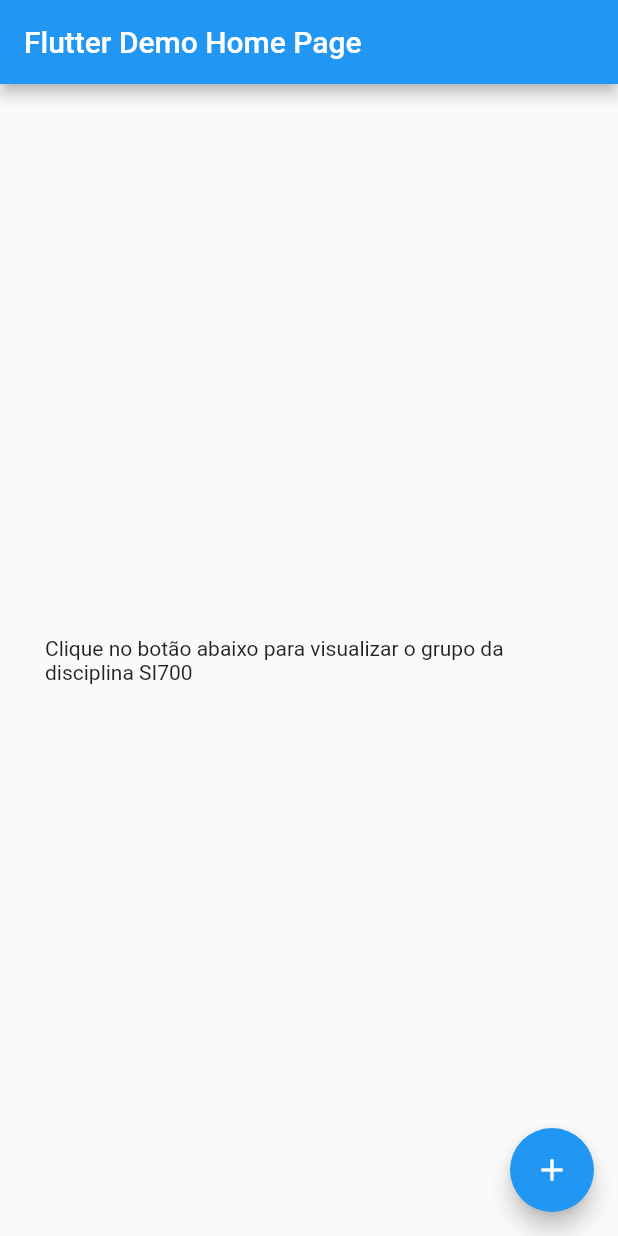
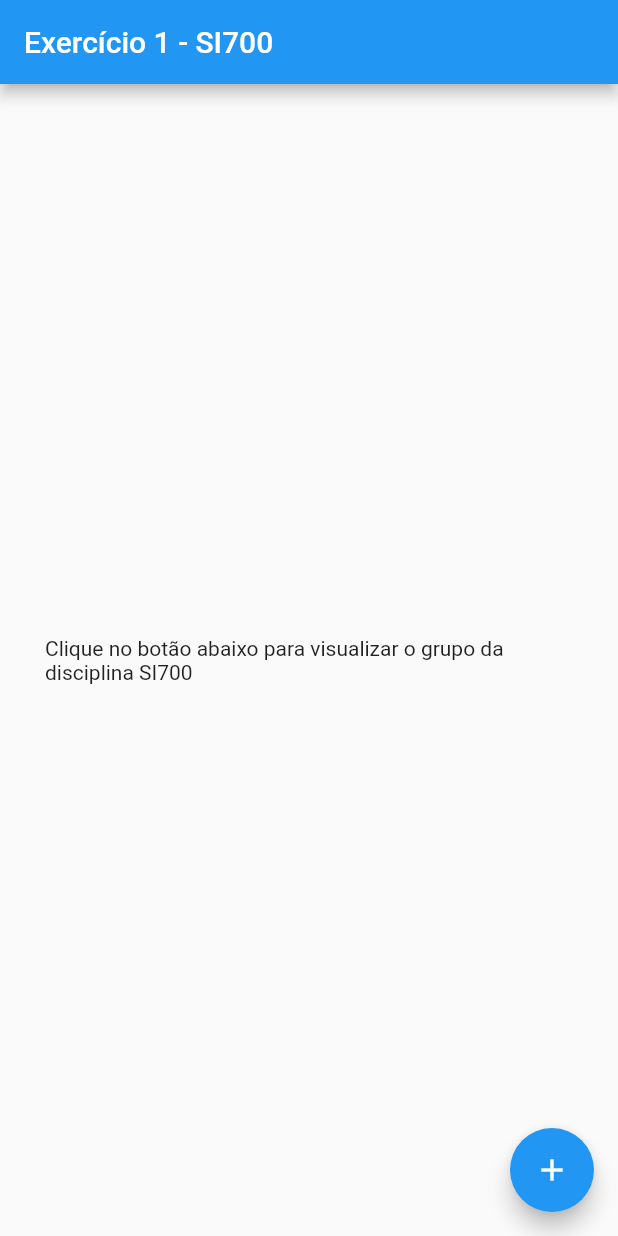
Before and after one commit to danielorp/si700-unicamp, a Flutter app: the screen it shows after launch, on a phone screen of 412 x 824 dp. Run offline on Flutter 3.47's test engine with Material 2 defaults, Android fonts, the phone set to English and light mode, and no system bars.

Commit message:
generalização de título do app

```diff
--- a/lib/main.dart
+++ b/lib/main.dart
@@ -17,7 +17,7 @@ class MyApp extends StatelessWidget {
       ),
       home: MyHomePage(
           title:
-              'Flutter Demo Home Page'), // Geralmente coloca-se um Scaffold nesse lugar, será a tela primeira que aparecerá
+              UPPER_TITLE), // Geralmente coloca-se um Scaffold nesse lugar, será a tela primeira que aparecerá
     );
   }
 }
@@ -41,8 +41,6 @@ class MyHomePage extends StatefulWidget {
 }
 
 class _MyHomePageState extends State<MyHomePage> {
-  String _initial_msg = "";
-
   void _incrementCounter() {
     setState(() {
       // This call to setState tells the Flutter framework that something has
--- a/lib/mainWidget.dart
+++ b/lib/mainWidget.dart
@@ -5,6 +5,8 @@ import 'package:flutter/material.dart';
 2° Aba: apresentação da segunda pessoa.
 3° Aba: tema do trabalho da disciplina.
 */
+
+const UPPER_TITLE = 'Exercício 1 - SI700';
 
 class MyFirstApp extends StatelessWidget {
   @override
@@ -15,7 +17,7 @@ class MyFirstApp extends StatelessWidget {
           length: 3,
           child: Scaffold(
               appBar: AppBar(
-                title: Text('Exercício 1 - SI700'),
+                title: Text(UPPER_TITLE),
                 bottom: TabBar(tabs: [
                   Tab(icon: Icon(Icons.person)),
                   Tab(icon: Icon(Icons.person)),
@@ -56,7 +58,7 @@ Widget generateContentView() {
           'pode não ser fácil para um iniciante juntar todas essas peças. Entretanto, isso pode se tornar mais fácil se utilizarmos '
           'como molde uma base de código madura, revisada por muitos programadores, que resolve problemas comuns do dia-a-dia de todo programador.\n '
           '\nO objetivo do aplicativo será ajudar o usuário, a partir das respostas de um simples '
-          'questionário que traçará seu perfil, a conhecer os repositórios e projetos Open Source mais famosos '
+          'questionário que traçará seu perfil, a conhecer e navegar pelos repositórios e projetos Open Source mais famosos '
           'e, por consequência, pela Lei de Linus, mais bem estruturados.\n',
           style: TextStyle(
             fontSize: 14,
```
